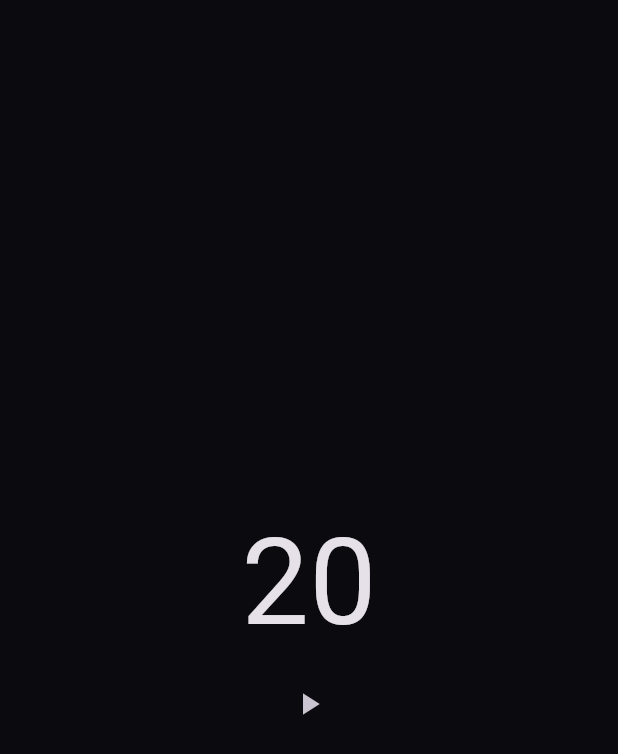
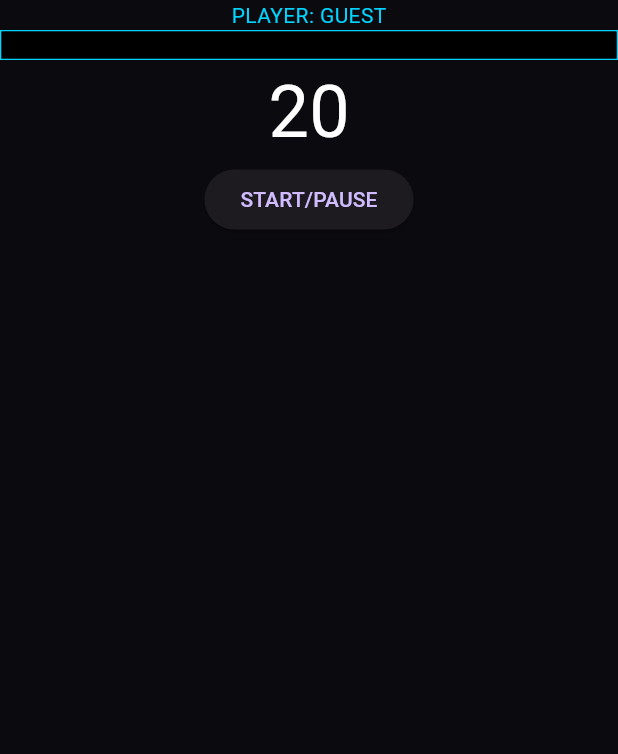
Before and after one commit to vi01afta-lab/calisthenics-level-up, a Flutter app: the screen it shows after launch, on a phone screen of 412 x 824 dp. Shown: the top 754 px of the screen. Run offline on Flutter 3.47's test engine with Material 3 defaults, Android fonts, the phone set to English and light mode, and no system bars; our stand-ins replace firebase_auth, firebase_core, hive_flutter; accounts and stored records are empty; Roboto replaces fonts that are missing (Orbitron, Rajdhani).

Commit message:
feat: Motor RPG Flutter - Fase 1 [pipeline-cicd]

```diff
--- a/lib/main.dart
+++ b/lib/main.dart
@@ -1,76 +1,83 @@
-import 'dart:async';
 import 'package:flutter/material.dart';
 import 'package:hive_flutter/hive_flutter.dart';
 import 'package:firebase_core/firebase_core.dart';
-import 'package:cloud_firestore/cloud_firestore.dart';
 import 'package:firebase_auth/firebase_auth.dart';
+import 'dart:async';
 
 void main() async {
   WidgetsFlutterBinding.ensureInitialized();
   await Firebase.initializeApp();
   await Hive.initFlutter();
-  await Hive.openBox('rpg_data');
-  await Hive.openBox('sync_queue');
+  await Hive.openBox('user_stats');
   runApp(const MyApp());
 }
 
 class MyApp extends StatelessWidget {
   const MyApp({super.key});
+
   @override
   Widget build(BuildContext context) {
     return MaterialApp(
-      theme: ThemeData.dark().copyWith(scaffoldBackgroundColor: const Color(0xFF0A0A0F)),
+      theme: ThemeData.dark().copyWith(
+        scaffoldBackgroundColor: const Color(0xFF0A0A0F),
+        primaryColor: const Color(0xFF00D4FF),
+      ),
       home: const RPGDashboard(),
     );
   }
 }
 
-class SyncService {
-  static Future<void> sync() async {
-    final box = Hive.box('sync_queue');
-    final uid = FirebaseAuth.instance.currentUser?.uid;
-    if (uid == null || box.isEmpty) return;
+class RPGDashboard extends StatelessWidget {
+  const RPGDashboard({super.key});
 
-    final batch = FirebaseFirestore.instance.batch();
-    final keys = box.keys.toList();
+  @override
+  Widget build(BuildContext context) {
+    return Scaffold(
+      body: StreamBuilder<User?>(
+        stream: FirebaseAuth.instance.authStateChanges(),
+        builder: (context, snapshot) {
+          if (snapshot.connectionState == ConnectionState.waiting) {
+            return const Center(child: CircularProgressIndicator());
+          }
 
-    for (var key in keys) {
-      final data = box.get(key);
-      final ref = FirebaseFirestore.instance.collection('users').doc(uid).collection('sessions').doc();
-      batch.set(ref, {...data, 'userId': uid});
-    }
-
-    await batch.commit();
-    await box.clear();
+          return ValueListenableBuilder(
+            valueListenable: Hive.box('user_stats').listenable(),
+            builder: (context, Box box, _) {
+              return SafeArea(
+                child: Column(
+                  children: [
+                    Text("PLAYER: ${snapshot.data?.uid ?? 'GUEST'}",
+                      style: const TextStyle(fontFamily: 'Rajdhani', color: Color(0xFF00D4FF))),
+                    XPBar(currentXp: box.get('xp', defaultValue: 0.0)),
+                    const TabataWidget(),
+                  ],
+                ),
+              );
+            },
+          );
+        },
+      ),
+    );
   }
 }
 
-class RPGDashboard extends StatefulWidget {
-  const RPGDashboard({super.key});
-  @override
-  State<RPGDashboard> createState() => _RPGDashboardState();
-}
-
-class _RPGDashboardState extends State<RPGDashboard> with WidgetsBindingObserver {
-  @override
-  void initState() {
-    super.initState();
-    WidgetsBinding.instance.addObserver(this);
-  }
+class XPBar extends StatelessWidget {
+  final double currentXp;
+  const XPBar({super.key, required this.currentXp});
 
   @override
-  void dispose() {
-    WidgetsBinding.instance.removeObserver(this);
-    super.dispose();
+  Widget build(BuildContext context) {
+    return Container(
+      height: 20,
+      width: double.infinity,
+      decoration: BoxDecoration(border: Border.all(color: const Color(0xFF00D4FF))),
+      child: LinearProgressIndicator(
+        value: (currentXp / 1000).clamp(0.0, 1.0),
+        backgroundColor: Colors.black,
+        color: const Color(0xFF00D4FF)
+      ),
+    );
   }
-
-  @override
-  void didChangeAppLifecycleState(AppLifecycleState state) {
-    if (state == AppLifecycleState.resumed) SyncService.sync();
-  }
-
-  @override
-  Widget build(BuildContext context) => const Scaffold(body: Center(child: TabataWidget()));
 }
 
 class TabataWidget extends StatefulWidget {
@@ -80,35 +87,39 @@ class TabataWidget extends StatefulWidget {
 }
 
 class _TabataWidgetState extends State<TabataWidget> {
+  int seconds = 20;
   Timer? _timer;
-  int _seconds = 20;
 
-  void _saveSession() {
-    final box = Hive.box('sync_queue');
-    box.add({'duration': 20, 'timestamp': DateTime.now().toIso8601String()});
-    SyncService.sync();
-  }
-
-  void _toggleTimer() {
-    if (_timer != null) {
+  void toggleTimer() {
+    if (_timer?.isActive ?? false) {
       _timer?.cancel();
-      _timer = null;
     } else {
       _timer = Timer.periodic(const Duration(seconds: 1), (t) {
-        if (_seconds > 0) setState(() => _seconds--);
-        else {
-          t.cancel();
-          _saveSession();
-        }
+        if (!mounted) return;
+        setState(() {
+          if (seconds > 0) {
+            seconds--;
+          } else {
+            _timer?.cancel();
+          }
+        });
       });
     }
   }
 
   @override
+  void dispose() {
+    _timer?.cancel();
+    super.dispose();
+  }
+
+  @override
   Widget build(BuildContext context) {
-    return Column(mainAxisAlignment: MainAxisAlignment.center, children: [
-      Text("$_seconds", style: const TextStyle(fontSize: 80)),
-      IconButton(icon: const Icon(Icons.play_arrow), onPressed: _toggleTimer)
-    ]);
+    return Column(
+      children: [
+        Text("$seconds", style: const TextStyle(fontFamily: 'Orbitron', fontSize: 48, color: Colors.white)),
+        ElevatedButton(onPressed: toggleTimer, child: const Text("START/PAUSE")),
+      ],
+    );
   }
 }
```
